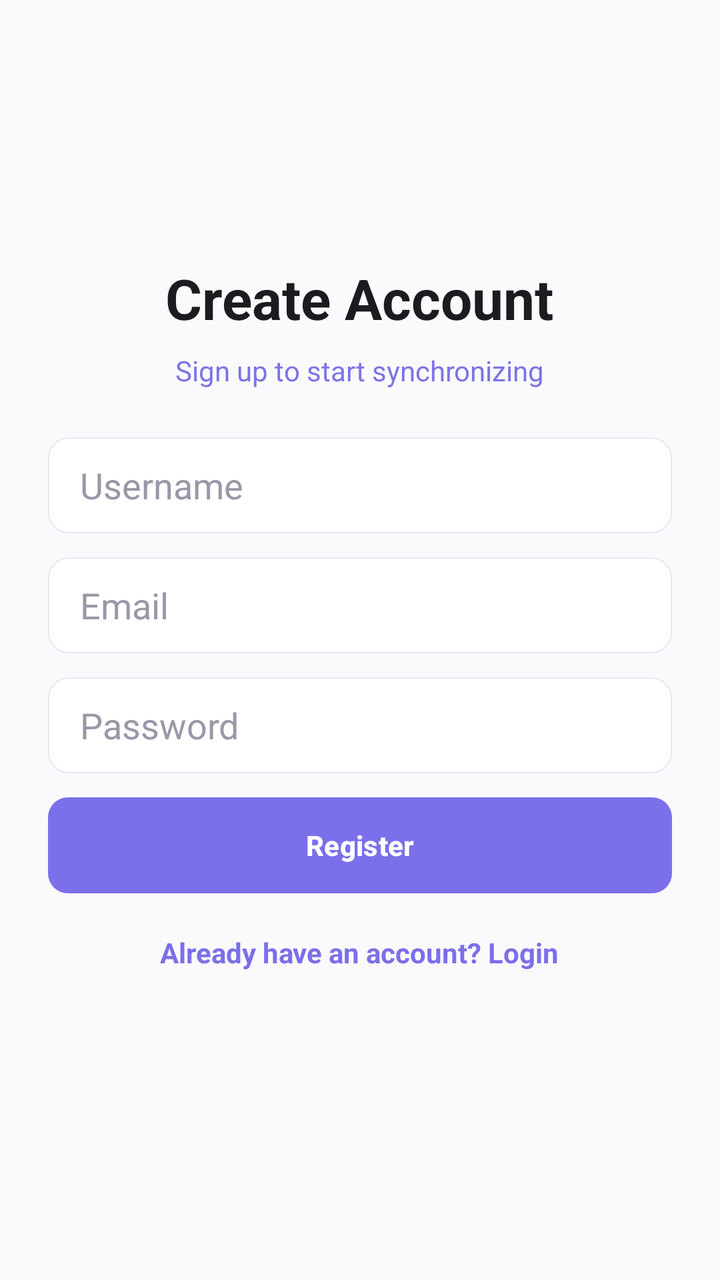
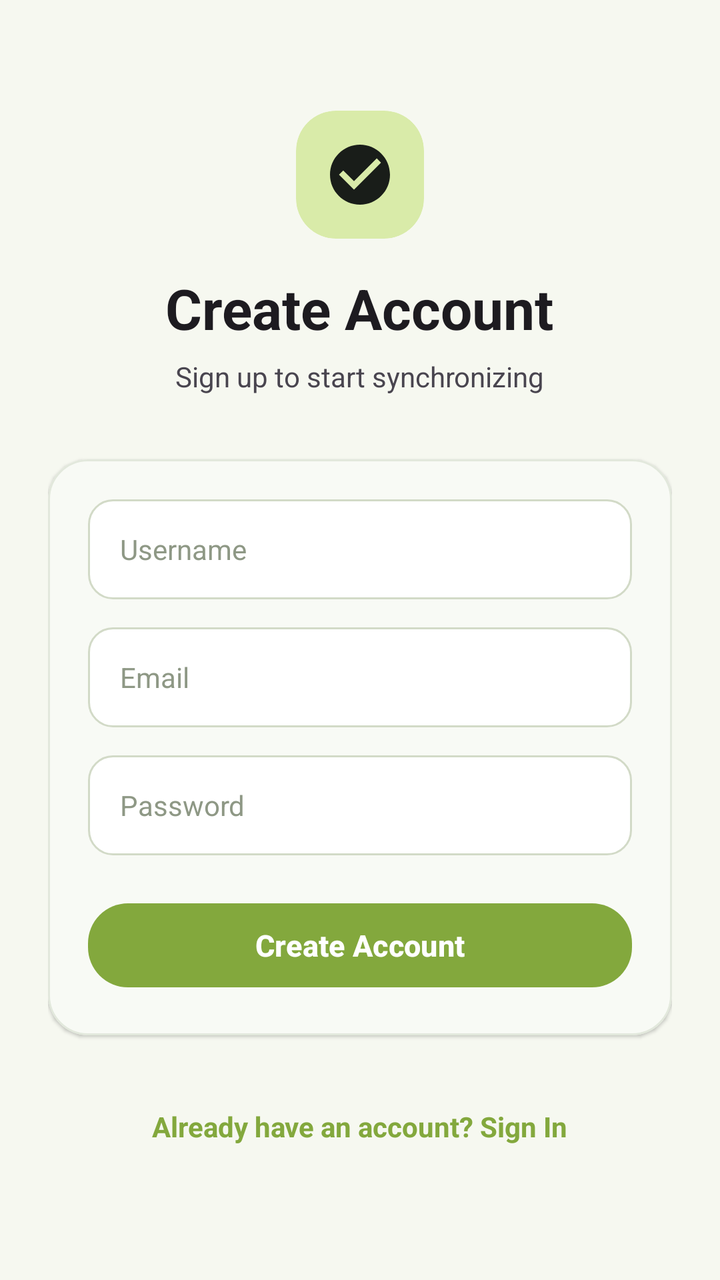

Screens rendered from an Android XML layout before and after an edit, with the pre-edit source and the edit as a unified diff.
<!-- AndroidManifest.xml: application theme Theme.Reminder -->
<!-- res/layout/activity_register.xml -->
<?xml version="1.0" encoding="utf-8"?>
<ScrollView xmlns:android="http://schemas.android.com/apk/res/android"
    android:layout_width="match_parent"
    android:layout_height="match_parent"
    android:fillViewport="true"
    android:background="?android:attr/windowBackground">

    <LinearLayout
        android:layout_width="match_parent"
        android:layout_height="wrap_content"
        android:orientation="vertical"
        android:padding="24dp"
        android:gravity="center">

        <TextView
            android:layout_width="wrap_content"
            android:layout_height="wrap_content"
            android:text="Create Account"
            android:textSize="28sp"
            android:textColor="?android:attr/textColorPrimary"
            android:textStyle="bold"
            android:layout_marginBottom="8dp" />

        <TextView
            android:layout_width="wrap_content"
            android:layout_height="wrap_content"
            android:text="Sign up to start synchronizing"
            android:textSize="14sp"
            android:textColor="@color/colorTextMuted"
            android:layout_marginBottom="24dp" />

        <EditText
            android:id="@+id/usernameInput"
            android:layout_width="match_parent"
            android:layout_height="48dp"
            android:hint="Username"
            android:inputType="textPersonName"
            android:background="@drawable/rounded_edittext"
            android:paddingHorizontal="16dp"
            android:textColor="?android:attr/textColorPrimary"
            android:textColorHint="@color/colorHint"
            android:layout_marginBottom="12dp" />

        <EditText
            android:id="@+id/emailInput"
            android:layout_width="match_parent"
            android:layout_height="48dp"
            android:hint="Email"
            android:inputType="textEmailAddress"
            android:background="@drawable/rounded_edittext"
            android:paddingHorizontal="16dp"
            android:textColor="?android:attr/textColorPrimary"
            android:textColorHint="@color/colorHint"
            android:layout_marginBottom="12dp" />

        <EditText
            android:id="@+id/passwordInput"
            android:layout_width="match_parent"
            android:layout_height="48dp"
            android:hint="Password"
            android:inputType="textPassword"
            android:background="@drawable/rounded_edittext"
            android:paddingHorizontal="16dp"
            android:textColor="?android:attr/textColorPrimary"
            android:textColorHint="@color/colorHint"
            android:layout_marginBottom="12dp" />

        <Button
            android:id="@+id/btnRegister"
            android:layout_width="match_parent"
            android:layout_height="48dp"
            android:text="Register"
            android:background="@drawable/rounded_primary_button"
            android:textColor="@android:color/white"
            android:textStyle="bold"
            android:layout_marginBottom="12dp" />

        <TextView
            android:id="@+id/btnBackToLogin"
            android:layout_width="wrap_content"
            android:layout_height="wrap_content"
            android:text="Already have an account? Login"
            android:textColor="@color/accent_purple"
            android:textSize="14sp"
            android:textStyle="bold"
            android:padding="8dp"
            android:layout_marginBottom="16dp"
            android:clickable="true"
            android:focusable="true" />

        <ProgressBar
            android:id="@+id/progressBar"
            android:layout_width="wrap_content"
            android:layout_height="wrap_content"
            android:visibility="gone"
            android:layout_marginTop="8dp"/>

    </LinearLayout>
</ScrollView>
<!-- resources referenced by this layout -->
<resources>
  <color name="accent_purple">@color/colorAccent</color>
  <color name="colorHint">#9A97A8</color>
  <color name="colorTextMuted">@color/light_text_muted</color>
  <!-- drawable rounded_edittext (drawable) -->
  <?xml version="1.0" encoding="utf-8"?>
  <shape xmlns:android="http://schemas.android.com/apk/res/android"
      android:shape="rectangle">
      <solid android:color="@color/colorInputBackground" />
      <stroke android:width="0.5dp" android:color="@color/colorInputBorder" />
      <corners android:radius="10dp" />
  </shape>
  <!-- drawable rounded_primary_button (drawable) -->
  <?xml version="1.0" encoding="utf-8"?>
  <ripple xmlns:android="http://schemas.android.com/apk/res/android"
      android:color="?attr/colorControlHighlight">
      <item android:id="@android:id/mask">
          <shape android:shape="rectangle">
              <solid android:color="@android:color/white" />
              <corners android:radius="10dp" />
          </shape>
      </item>
      <item>
          <shape android:shape="rectangle">
              <solid android:color="@color/colorAccent" />
              <corners android:radius="10dp" />
          </shape>
      </item>
  </ripple>
  <style name="Theme.Reminder" parent="Theme.Material3.DayNight.NoActionBar">
          <item name="colorPrimary">@color/accent_purple</item>
          <item name="colorOnPrimary">@color/white</item>
          <item name="colorSecondary">@color/accent_purple</item>
          <item name="colorOnSecondary">@color/white</item>
          <item name="android:statusBarColor">@color/colorBackground</item>
          <item name="android:windowLightStatusBar" tools:targetApi="m">true</item>
          <item name="android:timePickerMode">spinner</item>
  
          
          <item name="android:windowBackground">@color/light_background</item>
          <item name="colorSurface">@color/light_surface</item>
          <item name="colorOnSurface">@color/light_text_primary</item>
      </style>
  <color name="colorAccent">@color/light_primary</color>
  <color name="light_text_muted">#7C73E6</color>
  <color name="colorInputBackground">@color/light_input_bg</color>
  <color name="colorInputBorder">@color/light_input_border</color>
  <color name="colorBackground">@color/light_background</color>
  <color name="light_background">#FAFAFC</color>
  <color name="light_surface">#FFFFFF</color>
  <color name="light_text_primary">#1D1B20</color>
  <color name="light_primary">#7B6FEA</color>
  <color name="light_input_bg">#FFFFFF</color>
  <color name="light_input_border">#E8E6F5</color>
  <!-- unchanged entries left out for length: 1 -->
</resources>

<!-- the commit's change to res/layout/activity_register.xml (unified diff, before → after) -->
@@ -1,5 +1,6 @@
 <?xml version="1.0" encoding="utf-8"?>
 <ScrollView xmlns:android="http://schemas.android.com/apk/res/android"
+    xmlns:app="http://schemas.android.com/apk/res-auto"
     android:layout_width="match_parent"
     android:layout_height="match_parent"
     android:fillViewport="true"
@@ -12,6 +13,26 @@
         android:padding="24dp"
         android:gravity="center">
 
+        
+        <com.google.android.material.card.MaterialCardView
+            android:layout_width="64dp"
+            android:layout_height="64dp"
+            style="?attr/materialCardViewFilledStyle"
+            app:cardCornerRadius="20dp"
+            app:cardBackgroundColor="@color/gl_tertiary"
+            app:cardElevation="0dp"
+            app:strokeWidth="0dp"
+            android:layout_marginBottom="16dp">
+
+            <ImageView
+                android:layout_width="36dp"
+                android:layout_height="36dp"
+                android:layout_gravity="center"
+                android:src="@drawable/ic_ms_check_circle"
+                app:tint="@color/gl_graphite"
+                android:contentDescription="Brand logo" />
+        </com.google.android.material.card.MaterialCardView>
+
         <TextView
             android:layout_width="wrap_content"
             android:layout_height="wrap_content"
@@ -19,81 +40,103 @@
             android:textSize="28sp"
             android:textColor="?android:attr/textColorPrimary"
             android:textStyle="bold"
-            android:layout_marginBottom="8dp" />
+            android:layout_marginBottom="6dp" />
 
         <TextView
             android:layout_width="wrap_content"
             android:layout_height="wrap_content"
             android:text="Sign up to start synchronizing"
             android:textSize="14sp"
-            android:textColor="@color/colorTextMuted"
-            android:layout_marginBottom="24dp" />
+            android:textColor="?android:attr/textColorSecondary"
+            android:layout_marginBottom="32dp" />
 
-        <EditText
-            android:id="@+id/usernameInput"
+        <com.google.android.material.card.MaterialCardView
+            style="@style/Widget.Reminder.CardView"
             android:layout_width="match_parent"
-            android:layout_height="48dp"
-            android:hint="Username"
-            android:inputType="textPersonName"
-            android:background="@drawable/rounded_edittext"
-            android:paddingHorizontal="16dp"
-            android:textColor="?android:attr/textColorPrimary"
-            android:textColorHint="@color/colorHint"
-            android:layout_marginBottom="12dp" />
+            android:layout_height="wrap_content"
+            app:cardCornerRadius="20dp"
+            android:layout_marginBottom="24dp">
 
-        <EditText
-            android:id="@+id/emailInput"
-            android:layout_width="match_parent"
-            android:layout_height="48dp"
-            android:hint="Email"
-            android:inputType="textEmailAddress"
-            android:background="@drawable/rounded_edittext"
-            android:paddingHorizontal="16dp"
-            android:textColor="?android:attr/textColorPrimary"
-            android:textColorHint="@color/colorHint"
-            android:layout_marginBottom="12dp" />
+            <LinearLayout
+                android:layout_width="match_parent"
+                android:layout_height="wrap_content"
+                android:orientation="vertical"
+                android:padding="20dp">
 
-        <EditText
-            android:id="@+id/passwordInput"
-            android:layout_width="match_parent"
-            android:layout_height="48dp"
-            android:hint="Password"
-            android:inputType="textPassword"
-            android:background="@drawable/rounded_edittext"
-            android:paddingHorizontal="16dp"
-            android:textColor="?android:attr/textColorPrimary"
-            android:textColorHint="@color/colorHint"
-            android:layout_marginBottom="12dp" />
+                <EditText
+                    android:id="@+id/usernameInput"
+                    android:layout_width="match_parent"
+                    android:layout_height="50dp"
+                    android:hint="Username"
+                    android:inputType="textPersonName"
+                    android:background="@drawable/rounded_edittext"
+                    android:paddingHorizontal="16dp"
+                    android:textColor="?android:attr/textColorPrimary"
+                    android:textColorHint="@color/colorHint"
+                    android:textSize="14sp"
+                    android:layout_marginBottom="14dp"
+                    android:autofillHints="username" />
 
-        <Button
-            android:id="@+id/btnRegister"
-            android:layout_width="match_parent"
-            android:layout_height="48dp"
-            android:text="Register"
-            android:background="@drawable/rounded_primary_button"
-            android:textColor="@android:color/white"
-            android:textStyle="bold"
-            android:layout_marginBottom="12dp" />
+                <EditText
+                    android:id="@+id/emailInput"
+                    android:layout_width="match_parent"
+                    android:layout_height="50dp"
+                    android:hint="Email"
+                    android:inputType="textEmailAddress"
+                    android:background="@drawable/rounded_edittext"
+                    android:paddingHorizontal="16dp"
+                    android:textColor="?android:attr/textColorPrimary"
+                    android:textColorHint="@color/colorHint"
+                    android:textSize="14sp"
+                    android:layout_marginBottom="14dp"
+                    android:autofillHints="emailAddress" />
+
+                <EditText
+                    android:id="@+id/passwordInput"
+                    android:layout_width="match_parent"
+                    android:layout_height="50dp"
+                    android:hint="Password"
+                    android:inputType="textPassword"
+                    android:background="@drawable/rounded_edittext"
+                    android:paddingHorizontal="16dp"
+                    android:textColor="?android:attr/textColorPrimary"
+                    android:textColorHint="@color/colorHint"
+                    android:textSize="14sp"
+                    android:layout_marginBottom="20dp"
+                    android:autofillHints="password" />
+
+                <com.google.android.material.button.MaterialButton
+                    android:id="@+id/btnRegister"
+                    style="@style/Widget.Reminder.Button.Primary"
+                    android:layout_width="match_parent"
+                    android:layout_height="50dp"
+                    android:text="Create Account"
+                    android:textSize="15sp"
+                    android:textStyle="bold" />
+
+            </LinearLayout>
+        </com.google.android.material.card.MaterialCardView>
 
         <TextView
             android:id="@+id/btnBackToLogin"
             android:layout_width="wrap_content"
             android:layout_height="wrap_content"
-            android:text="Already have an account? Login"
-            android:textColor="@color/accent_purple"
+            android:text="Already have an account? Sign In"
+            android:textColor="@color/gl_primary"
             android:textSize="14sp"
             android:textStyle="bold"
-            android:padding="8dp"
-            android:layout_marginBottom="16dp"
+            android:padding="12dp"
             android:clickable="true"
-            android:focusable="true" />
+            android:focusable="true"
+            android:background="?android:attr/selectableItemBackground" />
 
         <ProgressBar
             android:id="@+id/progressBar"
             android:layout_width="wrap_content"
             android:layout_height="wrap_content"
             android:visibility="gone"
-            android:layout_marginTop="8dp"/>
+            android:layout_marginTop="12dp"
+            android:indeterminateTint="@color/gl_primary" />
 
     </LinearLayout>
 </ScrollView>
<!-- resource entries referenced after the edit -->
@@ -1,58 +1,147 @@
 <!-- resources referenced by this layout -->
 <resources>
-  <color name="accent_purple">@color/colorAccent</color>
-  <color name="colorHint">#9A97A8</color>
-  <color name="colorTextMuted">@color/light_text_muted</color>
+  <color name="colorHint">#8E9885</color>
+  <color name="gl_graphite">#191D19</color>
+  <color name="gl_primary">#83A83D</color>
+  <color name="gl_tertiary">#D9EBA9</color>
+  <!-- drawable ic_ms_check_circle (drawable) -->
+  <vector xmlns:android="http://schemas.android.com/apk/res/android"
+      android:width="24dp"
+      android:height="24dp"
+      android:viewportWidth="24"
+      android:viewportHeight="24"
+      android:tint="?attr/colorControlNormal">
+      <path
+          android:fillColor="@android:color/white"
+          android:pathData="M12,2C6.48,2 2,6.48 2,12s4.48,10 10,10 10,-4.48 10,-10S17.52,2 12,2zm-2,15l-5,-5 1.41,-1.41L10,14.17l7.59,-7.59L19,8l-9,9z" />
+  </vector>
   <!-- drawable rounded_edittext (drawable) -->
   <?xml version="1.0" encoding="utf-8"?>
   <shape xmlns:android="http://schemas.android.com/apk/res/android"
       android:shape="rectangle">
       <solid android:color="@color/colorInputBackground" />
-      <stroke android:width="0.5dp" android:color="@color/colorInputBorder" />
-      <corners android:radius="10dp" />
+      <stroke android:width="1dp" android:color="@color/colorInputBorder" />
+      <corners android:radius="12dp" />
   </shape>
-  <!-- drawable rounded_primary_button (drawable) -->
-  <?xml version="1.0" encoding="utf-8"?>
-  <ripple xmlns:android="http://schemas.android.com/apk/res/android"
-      android:color="?attr/colorControlHighlight">
-      <item android:id="@android:id/mask">
-          <shape android:shape="rectangle">
-              <solid android:color="@android:color/white" />
-              <corners android:radius="10dp" />
-          </shape>
-      </item>
-      <item>
-          <shape android:shape="rectangle">
-              <solid android:color="@color/colorAccent" />
-              <corners android:radius="10dp" />
-          </shape>
-      </item>
-  </ripple>
+  <style name="Widget.Reminder.Button.Primary" parent="Widget.Material3.Button">
+          <item name="backgroundTint">@color/gl_primary</item>
+          <item name="android:textColor">@color/white</item>
+          <item name="cornerRadius">20dp</item>
+          <item name="android:minHeight">@dimen/touch_target_min</item>
+          <item name="rippleColor">#33FFFFFF</item>
+      </style>
+  <style name="Widget.Reminder.CardView" parent="Widget.Material3.CardView.Filled">
+          <item name="cardBackgroundColor">@color/colorSurface</item>
+          <item name="strokeColor">@color/colorDivider</item>
+          <item name="strokeWidth">@dimen/card_stroke_width</item>
+          <item name="cardElevation">@dimen/card_elevation</item>
+          <item name="shapeAppearanceOverlay">@style/ShapeAppearance.Reminder.Card</item>
+      </style>
   <style name="Theme.Reminder" parent="Theme.Material3.DayNight.NoActionBar">
-          <item name="colorPrimary">@color/accent_purple</item>
+          
+          <item name="colorPrimary">@color/gl_primary</item>
           <item name="colorOnPrimary">@color/white</item>
-          <item name="colorSecondary">@color/accent_purple</item>
-          <item name="colorOnSecondary">@color/white</item>
+          <item name="colorPrimaryContainer">@color/gl_tertiary</item>
+          <item name="colorOnPrimaryContainer">#1B2609</item>
+  
+          
+          <item name="colorSecondary">@color/gl_secondary</item>
+          <item name="colorOnSecondary">@color/gl_graphite</item>
+          <item name="colorSecondaryContainer">@color/gl_surface_elevated</item>
+          <item name="colorOnSecondaryContainer">@color/gl_graphite</item>
+          <item name="colorTertiary">@color/gl_tertiary</item>
+          <item name="colorOnTertiary">@color/gl_graphite</item>
+  
+          
+          <item name="android:windowBackground">@color/colorBackground</item>
+          <item name="colorSurface">@color/colorSurface</item>
+          <item name="colorOnSurface">@color/colorTextPrimary</item>
+          <item name="colorSurfaceVariant">@color/colorSurfaceVariant</item>
+          <item name="colorOnSurfaceVariant">@color/colorTextSecondary</item>
+          <item name="colorOutline">@color/colorSurfaceBorder</item>
+          <item name="colorOutlineVariant">@color/colorDivider</item>
+  
+          
+          <item name="colorError">@color/colorDelete</item>
+          <item name="colorOnError">@color/white</item>
+          <item name="colorErrorContainer">@color/colorDeleteContainer</item>
+          <item name="colorOnErrorContainer">@color/colorOnDeleteContainer</item>
+  
+          
           <item name="android:statusBarColor">@color/colorBackground</item>
           <item name="android:windowLightStatusBar" tools:targetApi="m">true</item>
-          <item name="android:timePickerMode">spinner</item>
+          <item name="android:navigationBarColor">@color/colorBackground</item>
+          <item name="android:windowLightNavigationBar" tools:targetApi="o_mr1">true</item>
   
           
-          <item name="android:windowBackground">@color/light_background</item>
-          <item name="colorSurface">@color/light_surface</item>
-          <item name="colorOnSurface">@color/light_text_primary</item>
+          <item name="android:windowAnimationStyle">@style/Animation.Reminder.Activity</item>
+  
+          
+          <item name="materialCardViewStyle">@style/Widget.Reminder.CardView</item>
+          <item name="materialButtonStyle">@style/Widget.Reminder.Button.Primary</item>
+          <item name="textInputStyle">@style/Widget.Reminder.TextInputLayout</item>
+          <item name="bottomNavigationStyle">@style/Widget.Reminder.BottomNavigation</item>
+          <item name="materialAlertDialogTheme">@style/ThemeOverlay.Reminder.MaterialAlertDialog</item>
       </style>
-  <color name="colorAccent">@color/light_primary</color>
-  <color name="light_text_muted">#7C73E6</color>
-  <color name="colorInputBackground">@color/light_input_bg</color>
-  <color name="colorInputBorder">@color/light_input_border</color>
-  <color name="colorBackground">@color/light_background</color>
-  <color name="light_background">#FAFAFC</color>
-  <color name="light_surface">#FFFFFF</color>
-  <color name="light_text_primary">#1D1B20</color>
-  <color name="light_primary">#7B6FEA</color>
-  <color name="light_input_bg">#FFFFFF</color>
-  <color name="light_input_border">#E8E6F5</color>
+  <color name="colorInputBackground">@color/gl_surface</color>
+  <color name="colorInputBorder">@color/gl_outline</color>
+  <dimen name="touch_target_min">48dp</dimen>
+  <color name="colorSurface">@color/gl_surface</color>
+  <color name="colorDivider">@color/gl_outline_variant</color>
+  <dimen name="card_stroke_width">1dp</dimen>
+  <dimen name="card_elevation">1dp</dimen>
+  <style name="ShapeAppearance.Reminder.Card" parent="ShapeAppearance.Material3.Corner.Medium">
+          <item name="cornerSize">16dp</item>
+      </style>
+  <color name="gl_secondary">#B2D66C</color>
+  <color name="gl_surface_elevated">#F0F3E8</color>
+  <color name="colorBackground">@color/gl_background</color>
+  <color name="colorTextPrimary">@color/gl_text_primary</color>
+  <color name="colorSurfaceVariant">@color/gl_surface_elevated</color>
+  <color name="colorTextSecondary">@color/gl_text_secondary</color>
+  <color name="colorSurfaceBorder">@color/gl_outline</color>
+  <color name="colorDelete">#BA1A1A</color>
+  <color name="colorDeleteContainer">#FFDAD6</color>
+  <color name="colorOnDeleteContainer">#410002</color>
+  <style name="Animation.Reminder.Activity" parent="@android:style/Animation.Activity">
+          <item name="android:activityOpenEnterAnimation">@anim/slide_in_right</item>
+          <item name="android:activityOpenExitAnimation">@anim/slide_out_left</item>
+          <item name="android:activityCloseEnterAnimation">@anim/slide_in_left</item>
+          <item name="android:activityCloseExitAnimation">@anim/slide_out_right</item>
+      </style>
+  <style name="Widget.Reminder.TextInputLayout" parent="Widget.Material3.TextInputLayout.OutlinedBox">
+          <item name="boxStrokeColor">@color/gl_primary</item>
+          <item name="boxCornerRadiusTopStart">12dp</item>
+          <item name="boxCornerRadiusTopEnd">12dp</item>
+          <item name="boxCornerRadiusBottomStart">12dp</item>
+          <item name="boxCornerRadiusBottomEnd">12dp</item>
+          <item name="hintTextColor">@color/gl_primary</item>
+          <item name="boxStrokeWidth">1dp</item>
+          <item name="boxStrokeWidthFocused">2dp</item>
+      </style>
+  <style name="Widget.Reminder.BottomNavigation" parent="Widget.Material3.BottomNavigationView">
+          <item name="backgroundTint">@color/colorSurface</item>
+          <item name="itemIconTint">@color/nav_item_icon_tint</item>
+          <item name="itemTextColor">@color/nav_item_text_tint</item>
+          <item name="itemActiveIndicatorStyle">@style/Widget.Reminder.BottomNavigation.Indicator</item>
+          <item name="elevation">3dp</item>
+      </style>
+  <style name="ThemeOverlay.Reminder.MaterialAlertDialog" parent="ThemeOverlay.Material3.MaterialAlertDialog">
+          <item name="shapeAppearanceOverlay">@style/ShapeAppearance.Reminder.Card</item>
+          <item name="colorSurface">@color/colorSurface</item>
+          <item name="colorPrimary">@color/gl_primary</item>
+      </style>
+  <color name="gl_surface">#FFFFFF</color>
+  <color name="gl_outline">#D2DAC7</color>
+  <color name="gl_outline_variant">#E2E8DC</color>
+  <color name="gl_background">#F6F8F0</color>
+  <color name="gl_text_primary">#191D19</color>
+  <color name="gl_text_secondary">#596250</color>
+  <style name="Widget.Reminder.BottomNavigation.Indicator" parent="Widget.Material3.BottomNavigationView.ActiveIndicator">
+          <item name="android:color">@color/gl_tertiary</item>
+          <item name="android:width">60dp</item>
+          <item name="android:height">32dp</item>
+      </style>
   <!-- unchanged entries left out for length: 1 -->
 </resources>
 
